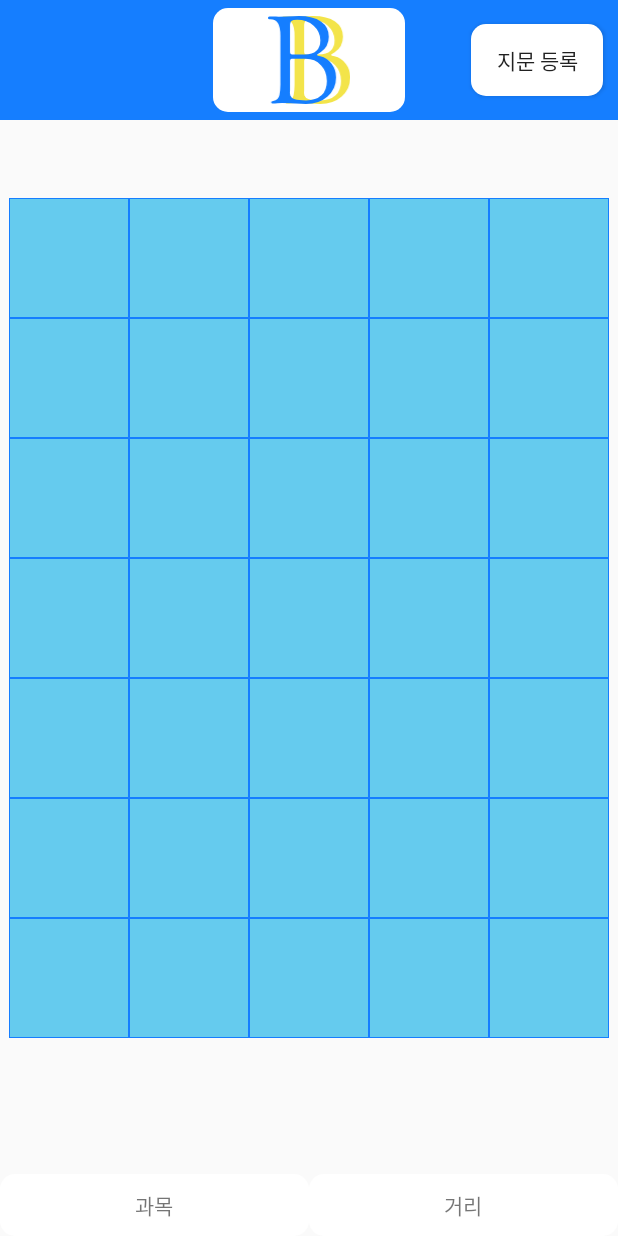
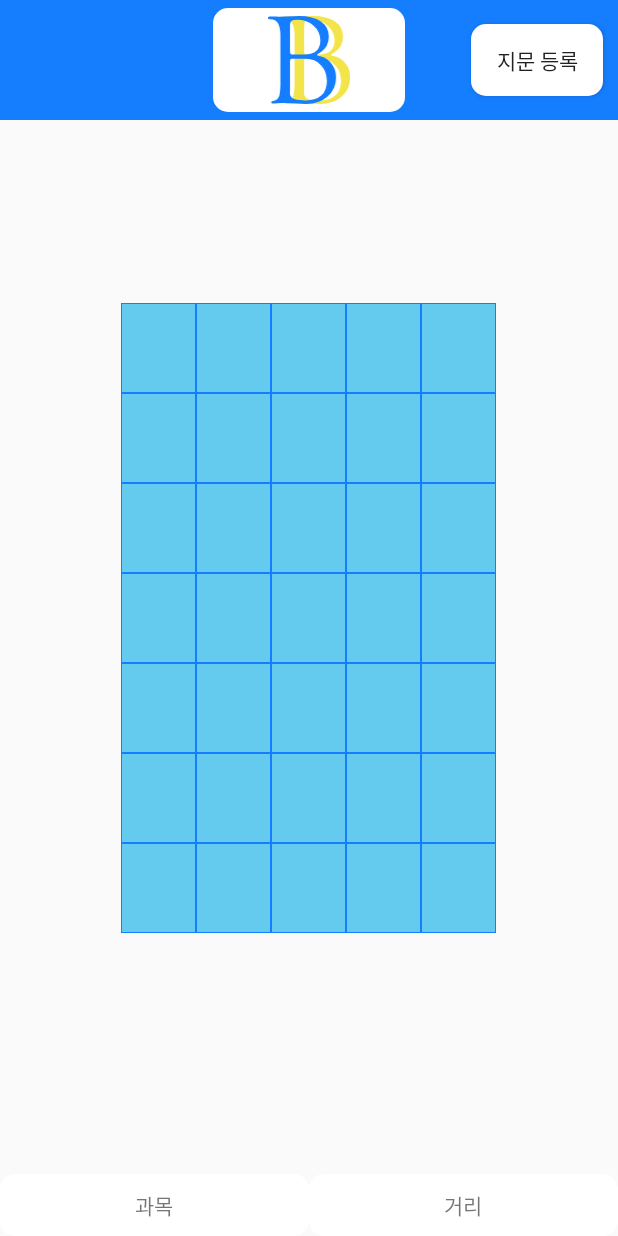
Before and after one commit to owjs3901/BB-Attend, an Android app: the MainActivity screen opened directly, with no data from a screen before it, on a phone screen of 412 x 824 dp. Run offline under Robolectric (Android 15) with nearby library versions, the phone set to English and light mode, and no system bars; libraries missing offline, so code that uses them is left out: kr.sgasol.totalcert, no.nordicsemi.android; 5 statements that could not run were skipped.

Commit message:
distance update

```diff
--- a/app/src/main/java/kr/sgasol/totalcert/sga_totalcert_sample/MainActivity.kt
+++ b/app/src/main/java/kr/sgasol/totalcert/sga_totalcert_sample/MainActivity.kt
@@ -33,6 +33,9 @@ class MainActivity : AppCompatActivity() {
     override fun onCreate(savedInstanceState: Bundle?) {
         super.onCreate(savedInstanceState)
         setContentView(R.layout.activity_main)
+        fido=false
+        load=false
+
         dis = findViewById(R.id.dis)
         sub = findViewById(R.id.subj)
         startBLE(this)
@@ -57,8 +60,6 @@ class MainActivity : AppCompatActivity() {
                     inc.findViewById<TextView>(R.id.sub).setText(va?.name)
                     inc.findViewById<TextView>(R.id.clas).setText(va?.`class`)
                     inc.setOnClickListener(View.OnClickListener {
-
-                        println("출석기"+nowURL+"ㅈㅈ"+subToUuid.get(va))
 
                         if (nowURL == subToUuid.get(va)) {
                             if (!load && !fido) {
--- a/app/src/main/java/kr/sgasol/totalcert/sga_totalcert_sample/ble/BLE.kt
+++ b/app/src/main/java/kr/sgasol/totalcert/sga_totalcert_sample/ble/BLE.kt
@@ -62,7 +62,7 @@ public fun startBLE(a: Activity) {
                     var dd = Math.pow(10.0,((r.txPower - r.rssi) / 20.0))
                     var dc=((dd/100000000)/10.0)
                     dis?.setText(dc.toInt().toString())
-                    if (dc < 100) {
+                    if (dc < 70) {
                         val st = r.scanRecord?.bytes?.toString(Charsets.UTF_8)?.split("38")?.get(1)
 
                         sub?.setText(uuidToName.get(st)?.name)
--- a/app/src/main/res/layout/activity_main.xml
+++ b/app/src/main/res/layout/activity_main.xml
@@ -31,6 +31,7 @@
 	</RelativeLayout>
 
 	<LinearLayout
+			android:layout_marginHorizontal="10dp"
 			android:id="@+id/table"
 			android:layout_width="wrap_content"
 			android:layout_height="wrap_content"
--- a/app/src/main/res/layout/cell.xml
+++ b/app/src/main/res/layout/cell.xml
@@ -2,9 +2,9 @@
 <LinearLayout xmlns:android="http://schemas.android.com/apk/res/android"
 		android:layout_width="80dp"
 		android:layout_height="80dp"
-		android:minWidth="80dp"
+		android:minWidth="50dp"
 		android:maxWidth="80dp"
-		android:minHeight="80dp"
+		android:minHeight="60dp"
 		android:maxHeight="80dp"
 		android:background="@drawable/line_box"
 		android:clickable="true"
```
Also changed, not shown: app/src/main/java/kr/sgasol/totalcert/sga_totalcert_sample/LoadingActivity.kt (+4 -4 lines).
